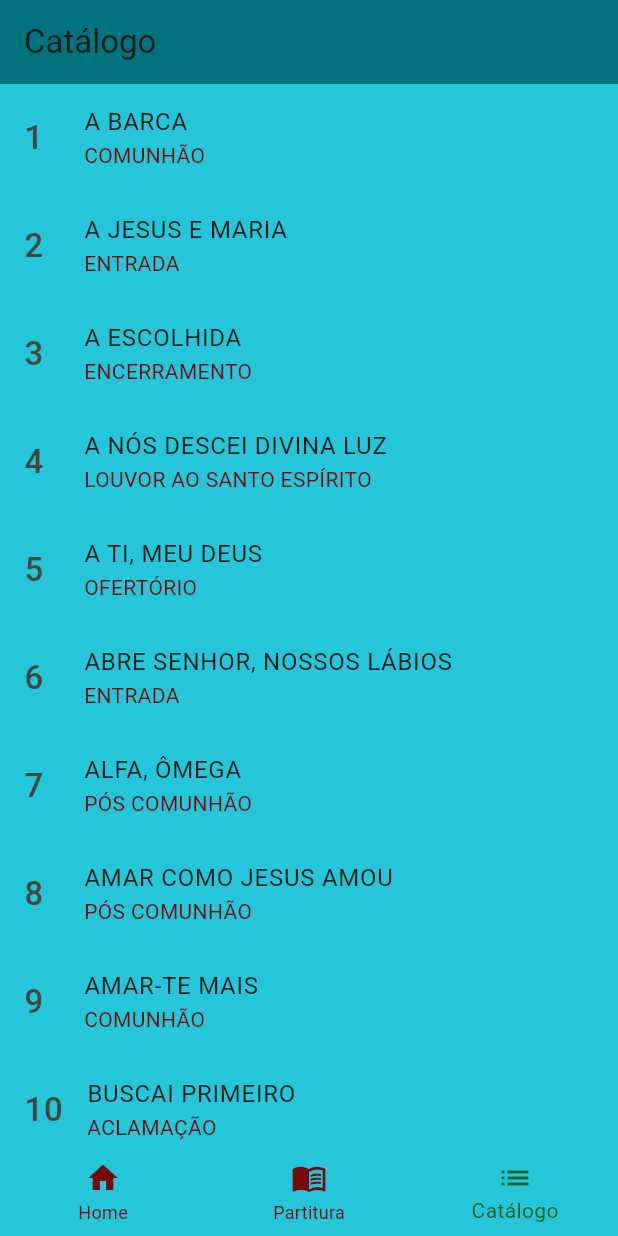
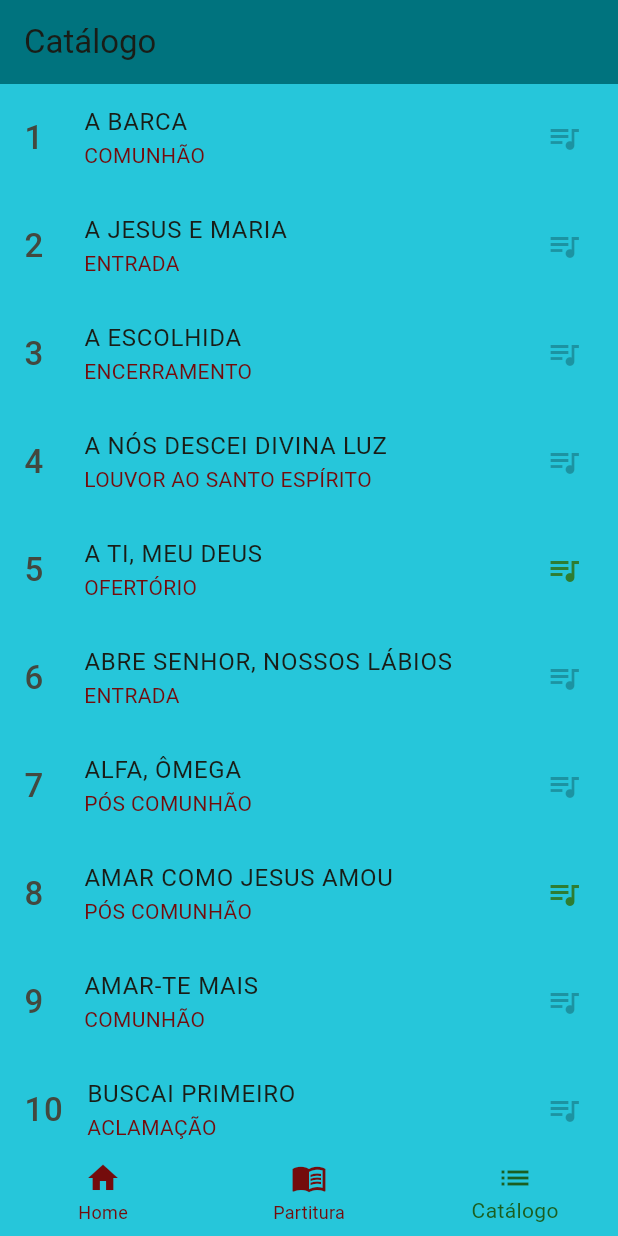
Before and after one commit to ddiasguto/mliturgica, a Flutter app: the screen it shows after launch, item 3 of the bottom bar chosen, on a phone screen of 412 x 824 dp. Run offline on Flutter 3.47's test engine with Material 2 defaults, Android fonts, the phone set to English and light mode, and no system bars; our stand-ins replace text_scroll.

Commit message:
trailing cipher indicator added to catalogue

```diff
--- a/lib/widgets/chants_catalogue.dart
+++ b/lib/widgets/chants_catalogue.dart
@@ -23,6 +23,10 @@ Widget chantsCatalogue(context) {
               color: redApp,
             ),
           ),
+          trailing: Icon(Icons.queue_music_outlined,
+              color: maestro.catalogueList[index].hasCypher
+                  ? Colors.green[800]
+                  : Colors.black26),
           tileColor: Colors.cyan[400],
           selectedColor: Colors.amberAccent,
           onTap: () {
```
